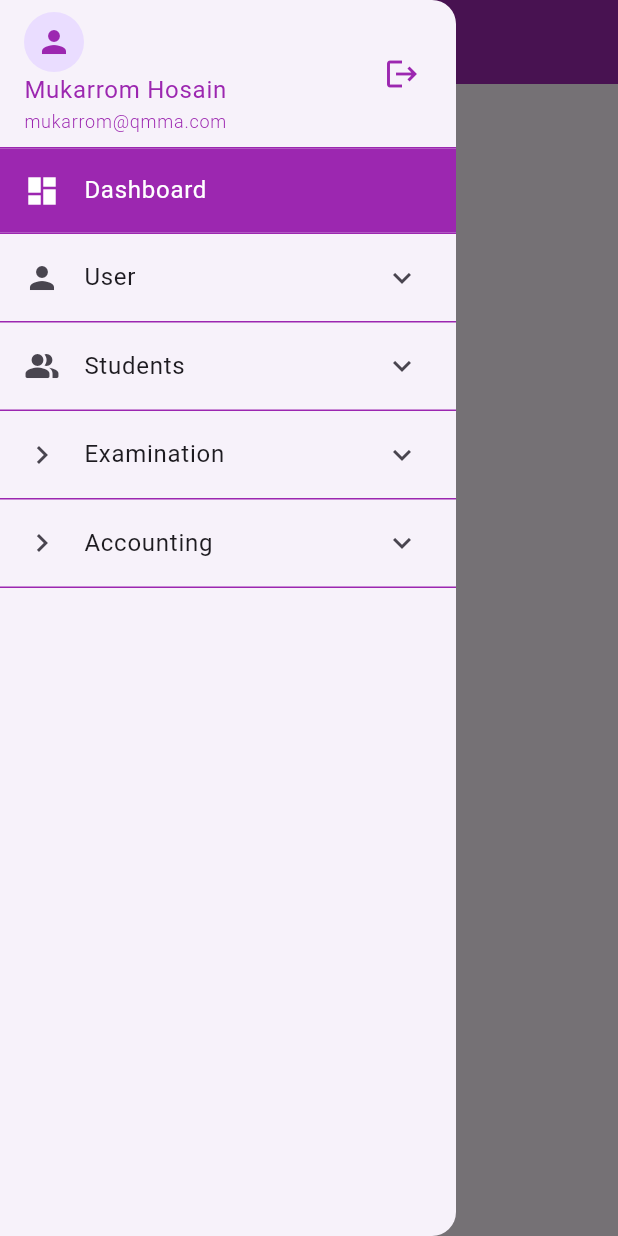
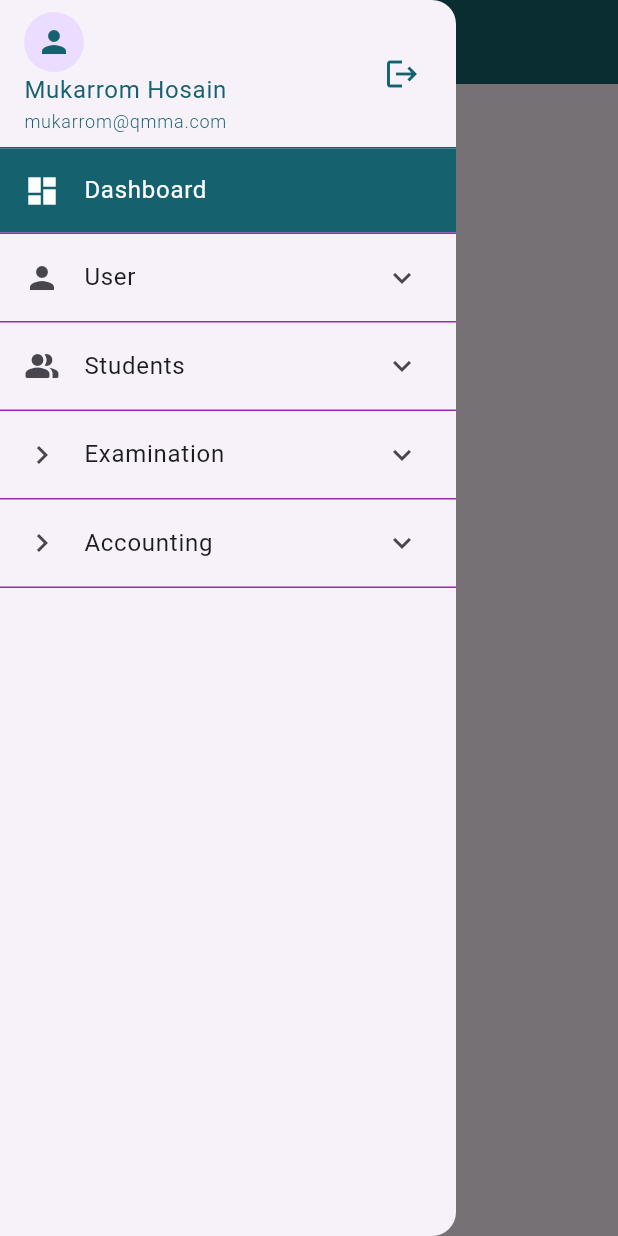
Before and after one commit to mukarrom21/QMMA, a Flutter app: the screen it shows after launch, with the side drawer open, on a phone screen of 412 x 824 dp. Run offline on Flutter 3.47's test engine with Material 3 defaults, Android fonts, the phone set to English and light mode, and no system bars.

Commit message:
colors added

```diff
--- a/lib/qmma_app.dart
+++ b/lib/qmma_app.dart
@@ -1,5 +1,6 @@
 import 'package:flutter/material.dart';
 import 'package:qmma_flutter/ui/screens/home_screen.dart';
+import 'package:qmma_flutter/ui/utils/qm_color.dart';
 
 class QmmaApp extends StatelessWidget {
   const QmmaApp({super.key});
@@ -10,9 +11,9 @@ class QmmaApp extends StatelessWidget {
       debugShowCheckedModeBanner: false,
       title: 'QMMA',
       theme: ThemeData(
-        primarySwatch: Colors.purple,
+          // primarySwatch: QmColor.primary,
           appBarTheme: const AppBarTheme(
-          backgroundColor: Colors.purple,
+            backgroundColor: QmColor.primary,
             foregroundColor: Colors.white,
           ),
 
@@ -23,20 +24,23 @@ class QmmaApp extends StatelessWidget {
             //   borderSide: BorderSide(color: Colors.purple),
             // ),
             // labelStyle: TextStyle(color: Colors.purple),
-          floatingLabelStyle: TextStyle(color: Colors.purple),
+            floatingLabelStyle: TextStyle(
+              color: QmColor.primary,
+            ),
             // fillColor: Colors.purple,
             // filled: true,
-          errorStyle: TextStyle(color: Colors.red),
+            errorStyle: TextStyle(
+              color: Colors.red,
+            ),
           ),
 
           // Elevated Button Theme
           elevatedButtonTheme: ElevatedButtonThemeData(
             style: ElevatedButton.styleFrom(
-            backgroundColor: Colors.purple,
+              backgroundColor: QmColor.primary,
               foregroundColor: Colors.white,
             ),
-        )
-      ),
+          )),
       darkTheme: ThemeData.dark(),
       themeMode: ThemeMode.light,
       home: const HomeScreen(),
--- /dev/null
+++ b/lib/ui/utils/qm_color.dart
@@ -0,0 +1,8 @@
+import 'package:flutter/material.dart';
+
+class QmColor {
+  static const Color primary = Color(0xFF15616d);
+  static const Color secondary = Color(0xFF2a9d8f);
+  static const Color text = Color(0xFF000000);
+  static const Color textDark = Color(0xFF000000);
+}
--- a/lib/ui/widgets/nav_item_tile.dart
+++ b/lib/ui/widgets/nav_item_tile.dart
@@ -1,10 +1,14 @@
 import 'package:flutter/material.dart';
+import 'package:qmma_flutter/ui/utils/qm_color.dart';
 import 'package:qmma_flutter/ui/widgets/sidebar_nav.dart';
-
 
 class NavItemTile extends StatelessWidget {
   const NavItemTile({
-    super.key, required this.widget, required this.path, required this.itemName, required this.icon,
+    super.key,
+    required this.widget,
+    required this.path,
+    required this.itemName,
+    required this.icon,
   });
 
   final SidebarNav widget;
@@ -22,10 +26,17 @@ class NavItemTile extends StatelessWidget {
   @override
   Widget build(BuildContext context) {
     return ListTile(
-      tileColor: navColor(path, Colors.purple),
+      tileColor: navColor(path, QmColor.primary),
       leading: Icon(icon, color: navColor(path, Colors.white)),
-      title: Text(itemName,
-          style: TextStyle(color: navColor(path, Colors.white))),
+      title: Text(
+        itemName,
+        style: TextStyle(
+          color: navColor(
+            path,
+            Colors.white,
+          ),
+        ),
+      ),
       onTap: () => widget.onItemTapped(path),
     );
   }
--- a/lib/ui/widgets/sidebar_nav.dart
+++ b/lib/ui/widgets/sidebar_nav.dart
@@ -1,4 +1,5 @@
 import 'package:flutter/material.dart';
+import 'package:qmma_flutter/ui/utils/qm_color.dart';
 import 'package:qmma_flutter/ui/widgets/nav_item_tile.dart';
 
 class SidebarNav extends StatefulWidget {
@@ -16,30 +17,33 @@ class SidebarNav extends StatefulWidget {
 }
 
 class _SidebarNavState extends State<SidebarNav> {
+  final Color primary = QmColor.primary;
+  final Color secondary = QmColor.secondary;
   @override
   Widget build(BuildContext context) {
-
     return Drawer(
       child: SafeArea(
         child: Column(
           children: [
-
             // Profile option
-            const ListTile(
+            ListTile(
               // leading: Icon(Icons.person, color: Colors.purple),
               title: Column(
                 crossAxisAlignment: CrossAxisAlignment.start,
                 // mainAxisAlignment: MainAxisAlignment.center,
                 children: [
-                  CircleAvatar(child: Icon(Icons.person, color: Colors.purple)),
+                  CircleAvatar(child: Icon(Icons.person, color: primary)),
                   Text(
                     "Mukarrom Hosain",
-                    style: TextStyle(color: Colors.purple),
+                    style: TextStyle(
+                      color: primary,
+                      fontSize: 16,
+                    ),
                   ),
                   Text(
                     "mukarrom@qmma.com",
                     style: TextStyle(
-                      color: Colors.purple,
+                      color: primary,
                       fontSize: 12,
                       fontWeight: FontWeight.w300,
                     ),
@@ -48,10 +52,10 @@ class _SidebarNavState extends State<SidebarNav> {
               ),
               // subtitle: Text("mukarrom@qmma.com",
               //     style: TextStyle(color: Colors.purple)),
-              trailing: Icon(Icons.logout, color: Colors.purple),
+              trailing: Icon(Icons.logout, color: primary),
             ),
-            const Divider(
-              color: Colors.purple,
+            Divider(
+              color: primary,
               height: 1,
             ),
 
```
Also changed, not shown: pubspec.lock. Lines whose indentation alone changed are shown as unchanged.
